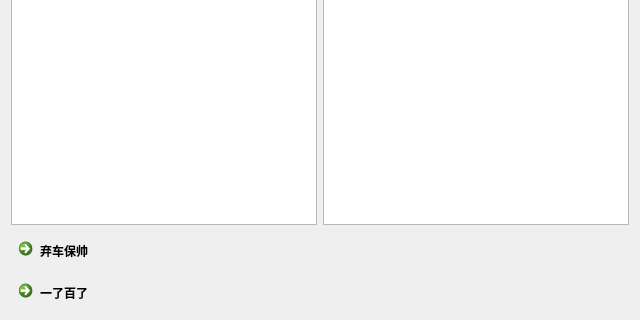
Above: frontend/sellwidget.ui from Azusagawa-Sakuta/monopoly before the change; both pictures show x 0 to 640 and y 160 to 480 of the 640 by 480 pixel window. Below: the same form after it.
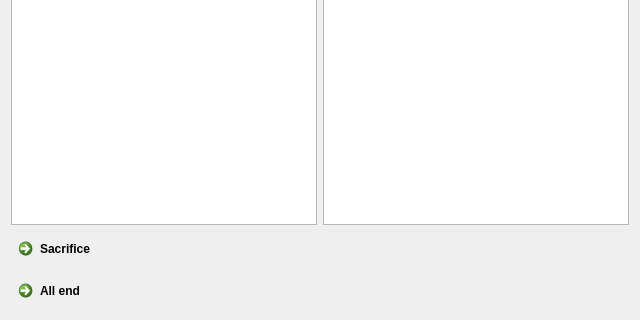
That is the form after the change.

```diff
--- a/frontend/sellwidget.ui
+++ b/frontend/sellwidget.ui
@@ -48,14 +48,14 @@
    <item>
     <widget class="QCommandLinkButton" name="sellButton">
      <property name="text">
-      <string>弃车保帅</string>
+      <string>Sacrifice</string>
      </property>
     </widget>
    </item>
    <item>
     <widget class="QCommandLinkButton" name="cancelButton">
      <property name="text">
-      <string>一了百了</string>
+      <string>All end</string>
      </property>
     </widget>
    </item>
```
